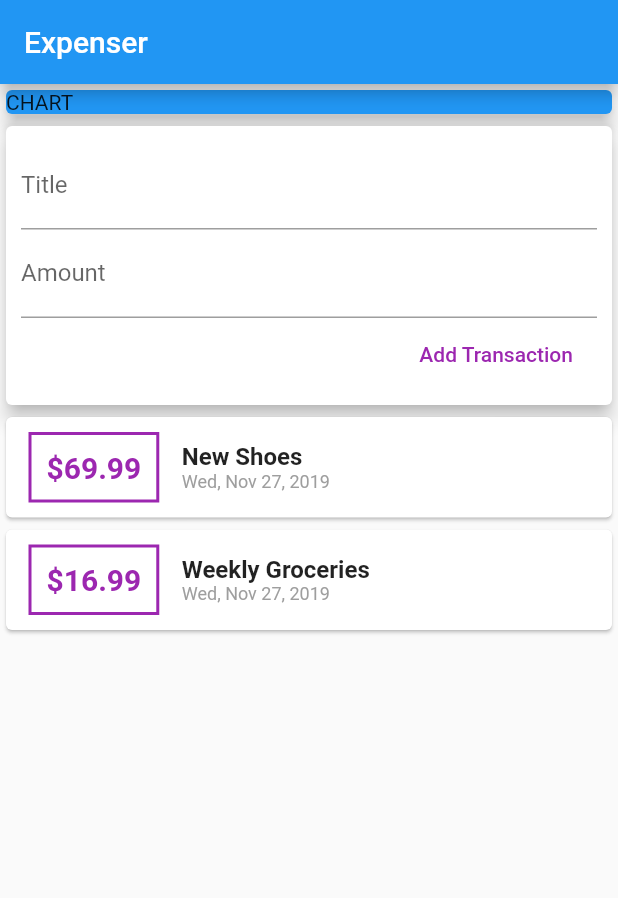
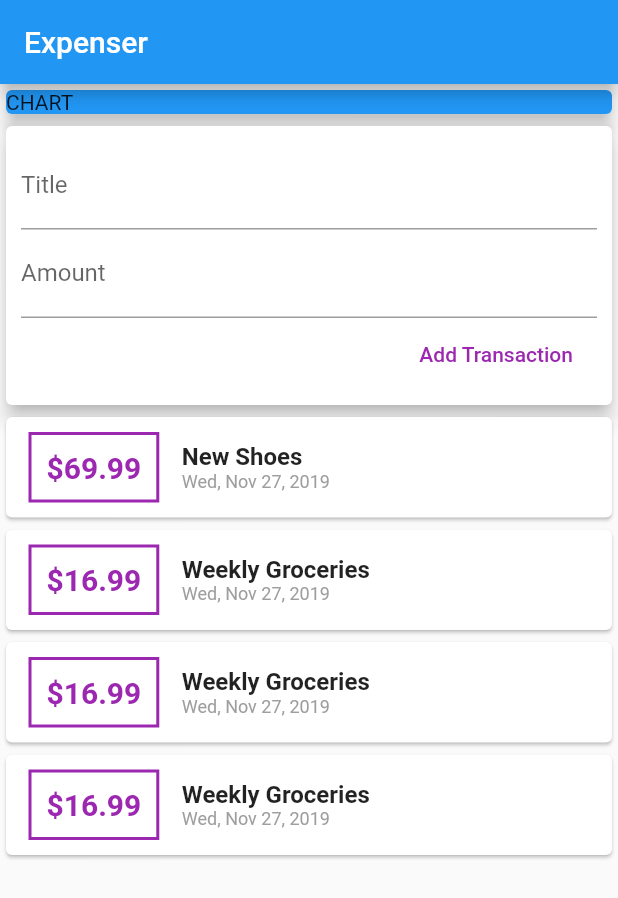
Before and after one commit to darshangit/flutter-app2-expense, a Flutter app: the screen it shows after launch, on a phone screen of 412 x 824 dp. Shown: the top 898 px of the screen. Run offline on Flutter 3.47's test engine with Material 2 defaults, Android fonts, the phone set to English and light mode, and no system bars.

Commit message:
Making a listview

```diff
--- a/lib/main.dart
+++ b/lib/main.dart
@@ -33,7 +33,7 @@ class MyHomePage extends StatelessWidget {
               elevation: 5,
             ),
           ),
-        UserTransactions()
+          UserTransactions()
         ],
       ),
     );
--- a/lib/widgets/transaction_list.dart
+++ b/lib/widgets/transaction_list.dart
@@ -9,7 +9,9 @@ class TransactionList extends StatelessWidget {
 
   @override
   Widget build(BuildContext context) {
-    return Column(
+    return Container(
+      height: 300,
+      child: ListView(
           children: transactions.map((tx) {
         return Card(
             child: Row(
@@ -44,6 +46,7 @@ class TransactionList extends StatelessWidget {
             )
           ],
         ));
-    }).toList());
+      }).toList()),
+    );
   }
 }
--- a/lib/widgets/user_transactions.dart
+++ b/lib/widgets/user_transactions.dart
@@ -15,6 +15,26 @@ class _UserTransactionsState extends State<UserTransactions> {
         id: 't1', title: 'New Shoes', amount: 69.99, date: DateTime.now()),
     Transaction(
         id: 't2',
+        title: 'Weekly Groceries',
+        amount: 16.99,
+        date: DateTime.now()),
+    Transaction(
+        id: 't3',
+        title: 'Weekly Groceries',
+        amount: 16.99,
+        date: DateTime.now()),
+    Transaction(
+        id: 't4',
+        title: 'Weekly Groceries',
+        amount: 16.99,
+        date: DateTime.now()),
+    Transaction(
+        id: 't5',
+        title: 'Weekly Groceries',
+        amount: 16.99,
+        date: DateTime.now()),
+    Transaction(
+        id: 't6',
         title: 'Weekly Groceries',
         amount: 16.99,
         date: DateTime.now())
```
Lines whose indentation alone changed are shown as unchanged.
